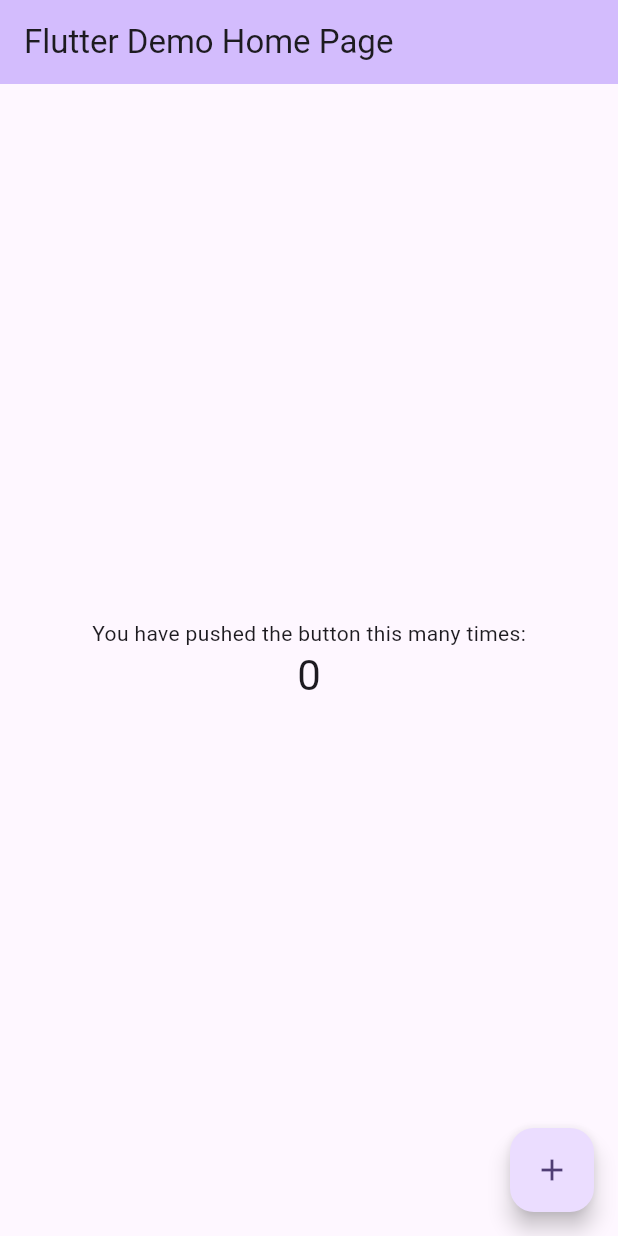
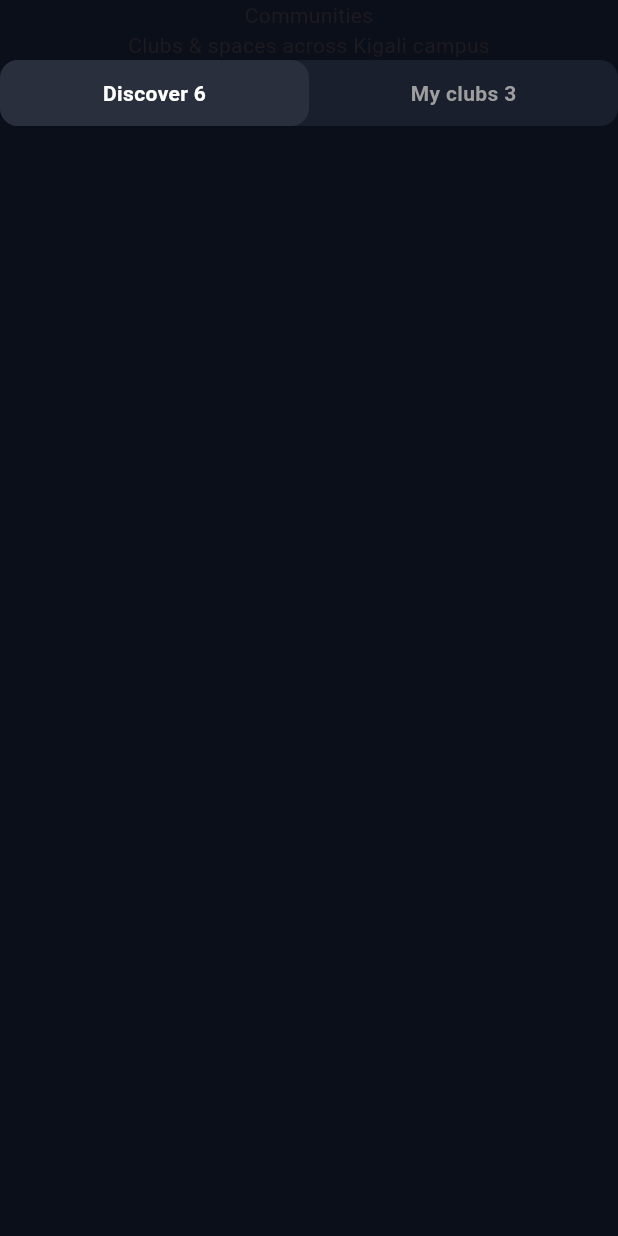
Before and after one commit to dindihabeeb/mobile_dev_formative_assignment_1, a Flutter app: the screen it shows after launch, on a phone screen of 412 x 824 dp. Run offline on Flutter 3.47's test engine with Material 3 defaults, Android fonts, the phone set to English and light mode, and no system bars.

Commit message:
community page started

```diff
--- a/lib/main.dart
+++ b/lib/main.dart
@@ -1,122 +1,23 @@
 import 'package:flutter/material.dart';
+import 'screens/communityPage.dart';
 
 void main() {
   runApp(const MyApp());
 }
 
-class MyApp extends StatelessWidget {
+class MyApp extends StatefulWidget {
   const MyApp({super.key});
 
-  // This widget is the root of your application.
+  @override
+  State<MyApp> createState() => _MyAppState();
+}
+
+class _MyAppState extends State<MyApp> {
   @override
   Widget build(BuildContext context) {
     return MaterialApp(
-      title: 'Flutter Demo',
-      theme: ThemeData(
-        // This is the theme of your application.
-        //
-        // TRY THIS: Try running your application with "flutter run". You'll see
-        // the application has a purple toolbar. Then, without quitting the app,
-        // try changing the seedColor in the colorScheme below to Colors.green
-        // and then invoke "hot reload" (save your changes or press the "hot
-        // reload" button in a Flutter-supported IDE, or press "r" if you used
-        // the command line to start the app).
-        //
-        // Notice that the counter didn't reset back to zero; the application
-        // state is not lost during the reload. To reset the state, use hot
-        // restart instead.
-        //
-        // This works for code too, not just values: Most code changes can be
-        // tested with just a hot reload.
-        colorScheme: .fromSeed(seedColor: Colors.deepPurple),
-      ),
-      home: const MyHomePage(title: 'Flutter Demo Home Page'),
+      themeMode: ThemeMode.dark,
+      home: Communitypage(),
     );
   }
 }
-
-class MyHomePage extends StatefulWidget {
-  const MyHomePage({super.key, required this.title});
-
-  // This widget is the home page of your application. It is stateful, meaning
-  // that it has a State object (defined below) that contains fields that affect
-  // how it looks.
-
-  // This class is the configuration for the state. It holds the values (in this
-  // case the title) provided by the parent (in this case the App widget) and
-  // used by the build method of the State. Fields in a Widget subclass are
-  // always marked "final".
-
-  final String title;
-
-  @override
-  State<MyHomePage> createState() => _MyHomePageState();
-}
-
-class _MyHomePageState extends State<MyHomePage> {
-  int _counter = 0;
-
-  void _incrementCounter() {
-    setState(() {
-      // This call to setState tells the Flutter framework that something has
-      // changed in this State, which causes it to rerun the build method below
-      // so that the display can reflect the updated values. If we changed
-      // _counter without calling setState(), then the build method would not be
-      // called again, and so nothing would appear to happen.
-      _counter++;
-    });
-  }
-
-  @override
-  Widget build(BuildContext context) {
-    // This method is rerun every time setState is called, for instance as done
-    // by the _incrementCounter method above.
-    //
-    // The Flutter framework has been optimized to make rerunning build methods
-    // fast, so that you can just rebuild anything that needs updating rather
-    // than having to individually change instances of widgets.
-    return Scaffold(
-      appBar: AppBar(
-        // TRY THIS: Try changing the color here to a specific color (to
-        // Colors.amber, perhaps?) and trigger a hot reload to see the AppBar
-        // change color while the other colors stay the same.
-        backgroundColor: Theme.of(context).colorScheme.inversePrimary,
-        // Here we take the value from the MyHomePage object that was created by
-        // the App.build method, and use it to set our appbar title.
-        title: Text(widget.title),
-      ),
-      body: Center(
-        // Center is a layout widget. It takes a single child and positions it
-        // in the middle of the parent.
-        child: Column(
-          // Column is also a layout widget. It takes a list of children and
-          // arranges them vertically. By default, it sizes itself to fit its
-          // children horizontally, and tries to be as tall as its parent.
-          //
-          // Column has various properties to control how it sizes itself and
-          // how it positions its children. Here we use mainAxisAlignment to
-          // center the children vertically; the main axis here is the vertical
-          // axis because Columns are vertical (the cross axis would be
-          // horizontal).
-          //
-          // TRY THIS: Invoke "debug painting" (choose the "Toggle Debug Paint"
-          // action in the IDE, or press "p" in the console), to see the
-          // wireframe for each widget.
-          mainAxisAlignment: .center,
-          children: [
-            const Text('You have pushed the button this many times:'),
-            Text(
-              '$_counter',
-              style: Theme.of(context).textTheme.headlineMedium,
-            ),
-          ],
-        ),
-      ),
-      floatingActionButton: FloatingActionButton(
-        onPressed: _incrementCounter,
-        tooltip: 'Increment',
-        child: const Icon(Icons.add),
-      ),
-    );
-  }
-}
--- a/lib/screens/communityPage.dart
+++ b/lib/screens/communityPage.dart
@@ -0,0 +1,79 @@
+import 'package:flutter/material.dart';
+
+class Communitypage extends StatefulWidget {
+  const Communitypage({super.key});
+
+  @override
+  State<Communitypage> createState() => _CommunitypageState();
+}
+
+class _CommunitypageState extends State<Communitypage> {
+  bool _showDiscover = true;
+
+  @override
+  Widget build(BuildContext context) {
+    return Scaffold(
+      backgroundColor: const Color(0xFF0B0F1A),
+      body: Column(
+        children: [
+          Text("Communities"),
+          Text("Clubs & spaces across Kigali campus"),
+          Container(
+            decoration: BoxDecoration(
+              color: const Color(0xFF1A1F2E),
+              borderRadius: BorderRadius.circular(12),
+            ),
+            child: Row(
+              children: [
+                Expanded(
+                  child: GestureDetector(
+                    onTap: () => setState(() => _showDiscover = true),
+                    child: Container(
+                      padding: const EdgeInsets.symmetric(vertical: 12),
+                      decoration: BoxDecoration(
+                        color: _showDiscover
+                            ? const Color(0xFF2A2F3E)
+                            : Colors.transparent,
+                        borderRadius: BorderRadius.circular(12),
+                      ),
+                      alignment: Alignment.center,
+                      child: Text(
+                        'Discover 6',
+                        style: TextStyle(
+                          color: _showDiscover ? Colors.white : Colors.grey,
+                          fontWeight: FontWeight.bold,
+                        ),
+                      ),
+                    ),
+                  ),
+                ),
+                Expanded(
+                  child: GestureDetector(
+                    onTap: () => setState(() => _showDiscover = false),
+                    child: Container(
+                      padding: const EdgeInsets.symmetric(vertical: 12),
+                      decoration: BoxDecoration(
+                        color: !_showDiscover
+                            ? const Color(0xFF2A2F3E)
+                            : Colors.transparent,
+                        borderRadius: BorderRadius.circular(12),
+                      ),
+                      alignment: Alignment.center,
+                      child: Text(
+                        'My clubs 3',
+                        style: TextStyle(
+                          color: !_showDiscover ? Colors.white : Colors.grey,
+                          fontWeight: FontWeight.bold,
+                        ),
+                      ),
+                    ),
+                  ),
+                ),
+              ],
+            ),
+          ),
+        ],
+      ),
+    );
+  }
+}
```
Also changed, not shown: lib/model/club.dart (added, +75 -0 lines), lib/ThemeMode.dart (added), 3 other files.
